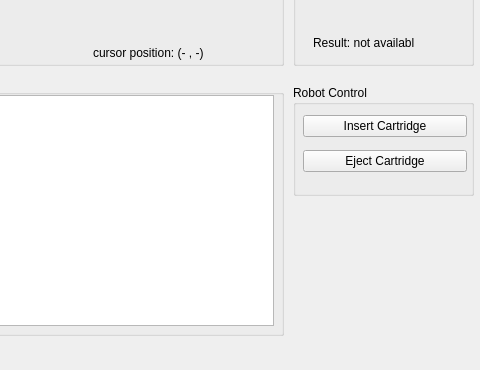
Above: View/Designer/MainWindow2.ui from Srinivas-Ganti/TQC before the change; both pictures show x 267 to 747 and y 525 to 895 of the 747 by 895 pixel window. Below: the same form after it.
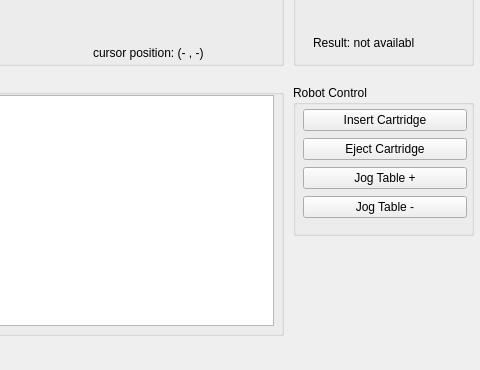
That is the form after the change. Custom widgets are drawn as their Qt base class.

Commit message: new buttons for robot control

```diff
--- a/View/Designer/MainWindow2.ui
+++ b/View/Designer/MainWindow2.ui
@@ -324,7 +324,7 @@
      <x>560</x>
      <y>610</y>
      <width>181</width>
-     <height>111</height>
+     <height>151</height>
     </rect>
    </property>
    <property name="title">
@@ -336,7 +336,7 @@
       <x>10</x>
       <y>23</y>
       <width>164</width>
-      <height>71</height>
+      <height>112</height>
      </rect>
     </property>
     <layout class="QVBoxLayout" name="verticalLayout_3">
@@ -354,6 +354,20 @@
        </property>
       </widget>
      </item>
+     <item>
+      <widget class="QPushButton" name="btnJogTableCw">
+       <property name="text">
+        <string>Jog Table +</string>
+       </property>
+      </widget>
+     </item>
+     <item>
+      <widget class="QPushButton" name="btnJogTableCcw">
+       <property name="text">
+        <string>Jog Table -</string>
+       </property>
+      </widget>
+     </item>
     </layout>
    </widget>
   </widget>
```
